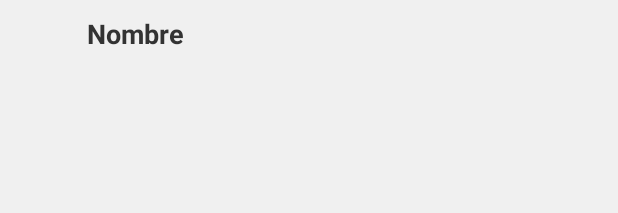
After one commit to smcrp/Tdc_Chile, an Android app: the layout lista_elementos_productos.xml on its own in the app's theme, with its tools: preview values and no code run, on a phone screen of 412 x 824 dp. The commit adds this screen. Shown: the top 213 px of the screen. Run offline under Robolectric (Android 15) with nearby library versions, the phone set to English and light mode, and no system bars.

Commit message:
Implementacion de segundo historico

```diff
--- a/app/src/main/java/com/example/sarahrengel/tdc_chile/LevantamientoProductoCableadoActivity.java
+++ b/app/src/main/java/com/example/sarahrengel/tdc_chile/LevantamientoProductoCableadoActivity.java
@@ -95,8 +95,8 @@ public class LevantamientoProductoCableadoActivity extends AppCompatActivity
             @Override
             public void onClick(View view) {
                 leerRespuestas();
-                /*db.guardarRegistro(registro);
-                Intent intent = new Intent(getBaseContext(), MainElementosActivity.class);
+                // db.guardarRegistro(registro);
+                /*Intent intent = new Intent(getBaseContext(), MainElementosActivity.class);
                 startActivity(intent);*/
             }
         });
--- /dev/null
+++ b/app/src/main/res/layout/lista_elementos_productos.xml
@@ -0,0 +1,32 @@
+<?xml version="1.0" encoding="utf-8"?>
+<RelativeLayout xmlns:android="http://schemas.android.com/apk/res/android"
+    android:layout_width="fill_parent"
+    android:layout_height="match_parent"
+    android:background="#f0f0f0"
+    android:orientation="vertical" >
+
+    <TextView
+        android:id="@+id/elem_nombre"
+        android:layout_width="90dp"
+        android:layout_height="wrap_content"
+        android:layout_gravity="bottom"
+        android:paddingBottom="2dip"
+        android:padding="10dp"
+        android:textColor="#333"
+        android:textSize="18dp"
+        android:textStyle="bold"
+        android:text="Nombre"
+        android:layout_alignParentTop="true"
+        android:layout_marginLeft="48dp"
+        android:layout_marginStart="48dp"/>
+
+    <TextView
+        android:layout_width="wrap_content"
+        android:layout_height="wrap_content"
+        android:textAppearance="?android:attr/textAppearanceSmall"
+        android:text="id"
+        android:id="@+id/antena_id"
+        android:visibility="gone" />
+
+
+</RelativeLayout>
```
Also changed, not shown: app/src/main/AndroidManifest.xml (+9 -0 lines), app/src/main/java/BD_Levantamiento/RegistroSQLiteHelper.java (+34 -2 lines), app/src/main/java/Fragmentos/Fragment1.java (+18 -2 lines), app/src/main/java/com/example/sarahrengel/tdc_chile/MainElementosActivity.java (+13 -44 lines), app/src/main/res/layout/activity_fragment1.xml (+8 -0 lines).
